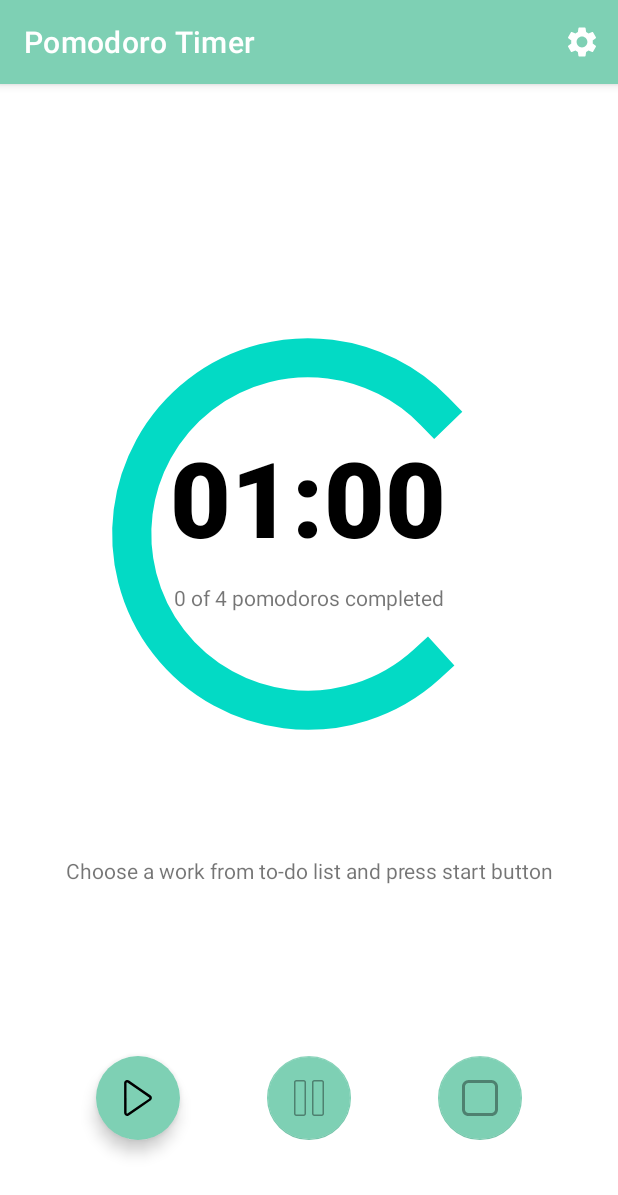
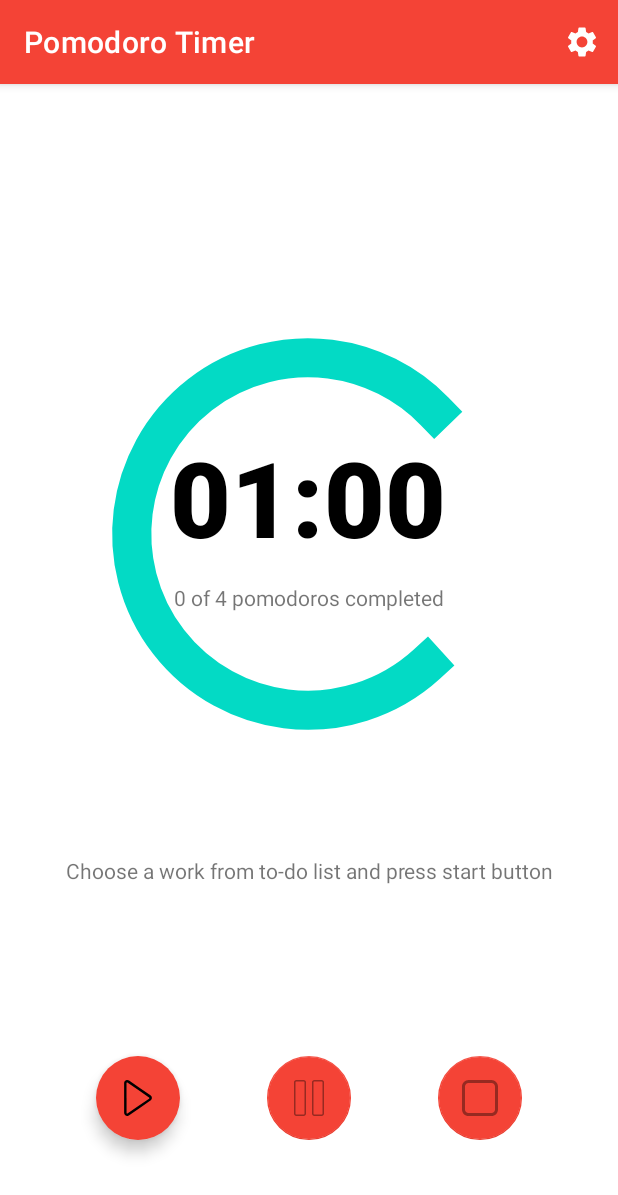
Before and after one commit to annhienktuit/PomodoroTimer, an Android app: the screen it shows after launch (MainActivity), on a phone screen of 412 x 824 dp. Shown: the top 1195 px of the screen. Run offline under Robolectric (Android 15) with nearby library versions, the phone set to English and light mode, and no system bars; plain views replace MaterialProgressBar.

Commit message:
fix color

```diff
--- a/app/src/main/java/com/annhienktuit/pomodorotimer/MainActivity.kt
+++ b/app/src/main/java/com/annhienktuit/pomodorotimer/MainActivity.kt
@@ -66,7 +66,7 @@ class MainActivity : AppCompatActivity() {
         if (Build.VERSION.SDK_INT >= Build.VERSION_CODES.LOLLIPOP) {
             val window: Window = window
             window.addFlags(WindowManager.LayoutParams.FLAG_DRAWS_SYSTEM_BAR_BACKGROUNDS)
-            window.setStatusBarColor(Color.parseColor("#7ed0b4"))
+            window.setStatusBarColor(Color.parseColor("#f44336"))
         }
         countFlag++
 
--- a/app/src/main/res/layout/activity_main.xml
+++ b/app/src/main/res/layout/activity_main.xml
@@ -18,7 +18,7 @@
             android:id="@+id/toolbar"
             android:layout_width="match_parent"
             android:layout_height="?attr/actionBarSize"
-            android:background="#7ed0b4"
+            android:background="#f44336"
             app:popupTheme="@style/Theme.PomodoroTimer.PopupOverlay" />
 
     </com.google.android.material.appbar.AppBarLayout>
@@ -30,7 +30,7 @@
         android:layout_height="313dp"
         android:minWidth="306dp"
         android:minHeight="306dp"
-        app:mpb_progressTint="#ff4569"
+        app:mpb_progressTint="#009688"
         android:elevation="6dp"
         app:mpb_determinateCircularProgressStyle = "dynamic"
         app:layout_constraintBottom_toBottomOf="parent"
@@ -64,7 +64,7 @@
         android:layout_height="wrap_content"
         android:layout_gravity="bottom|end"
         android:layout_margin="@dimen/fab_bigger_margin"
-        app:backgroundTint="#7ed0b4"
+        app:backgroundTint="#f44336"
         app:elevation="6dp"
         app:layout_constraintBottom_toBottomOf="parent"
         app:layout_constraintEnd_toEndOf="@+id/appBarLayout"
@@ -76,7 +76,7 @@
         android:layout_height="wrap_content"
         android:layout_gravity="bottom|center"
         android:layout_margin="@dimen/fab_bigger_margin"
-        app:backgroundTint="#7ed0b4"
+        app:backgroundTint="#f44336"
         app:elevation="6dp"
         app:layout_constraintBottom_toBottomOf="parent"
         app:layout_constraintEnd_toStartOf="@+id/fab_stop"
@@ -90,7 +90,7 @@
         android:layout_height="wrap_content"
         android:layout_gravity="bottom|start"
         android:layout_margin="@dimen/fab_bigger_margin"
-        app:backgroundTint="#7ed0b4"
+        app:backgroundTint="#f44336"
         app:elevation="6dp"
         app:borderWidth="0dp"
         app:layout_constraintBottom_toBottomOf="parent"
```
